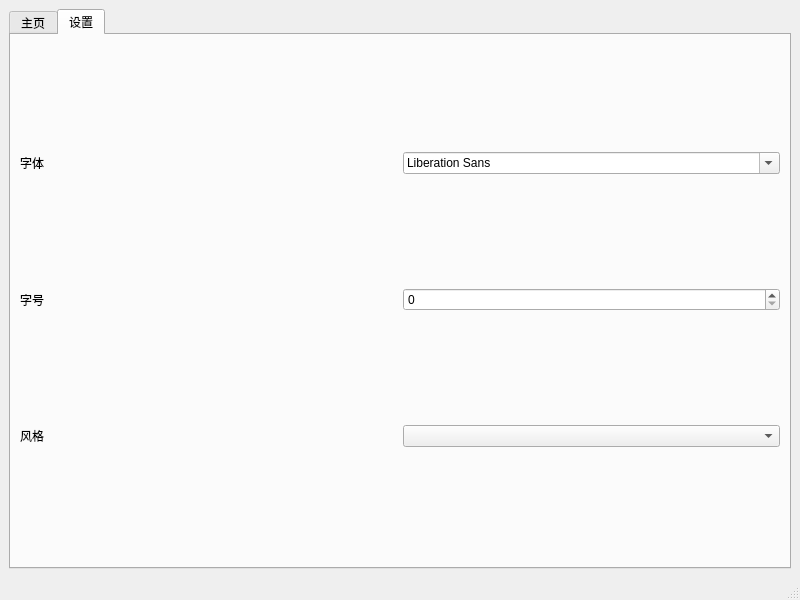
Old version of the form src/mainwindow.ui in the repository cathaysia/ocr.
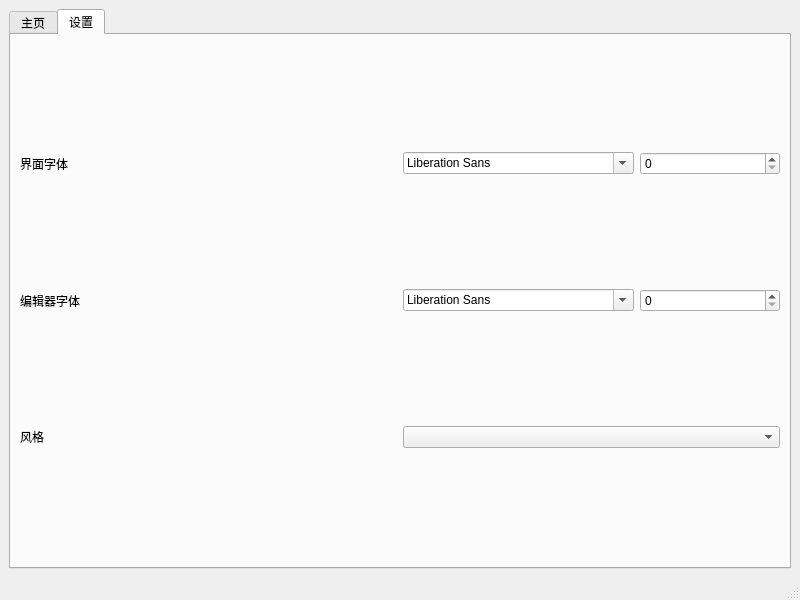
New version of the form. The open tabs and pages were chosen to show the change. Custom widgets are drawn as their Qt base class.

Commit message: feat(editor): 现在可以设置文本编辑器的字体

```diff
--- a/src/mainwindow.ui
+++ b/src/mainwindow.ui
@@ -164,22 +164,36 @@
         <item row="0" column="0">
          <widget class="QLabel" name="label_3">
           <property name="text">
-           <string>字体</string>
+           <string>界面字体</string>
           </property>
          </widget>
         </item>
         <item row="0" column="1">
-         <widget class="QFontComboBox" name="cbox_fontFamily"/>
+         <layout class="QHBoxLayout" name="horizontalLayout_6">
+          <item>
+           <widget class="QFontComboBox" name="cbox_fontFamily"/>
+          </item>
+          <item>
+           <widget class="QSpinBox" name="spain_fontSize"/>
+          </item>
+         </layout>
         </item>
         <item row="1" column="0">
          <widget class="QLabel" name="label_4">
           <property name="text">
-           <string>字号</string>
+           <string>编辑器字体</string>
           </property>
          </widget>
         </item>
         <item row="1" column="1">
-         <widget class="QSpinBox" name="spain_fontSize"/>
+         <layout class="QHBoxLayout" name="horizontalLayout_7">
+          <item>
+           <widget class="QFontComboBox" name="cbox_editor_fontFamily"/>
+          </item>
+          <item>
+           <widget class="QSpinBox" name="spain_editor_fontSize"/>
+          </item>
+         </layout>
         </item>
         <item row="2" column="0">
          <widget class="QLabel" name="label_2">
```
Left out of the diff: 2 changed lines with no effect on the pictures. The commit also changes 1 other file.
